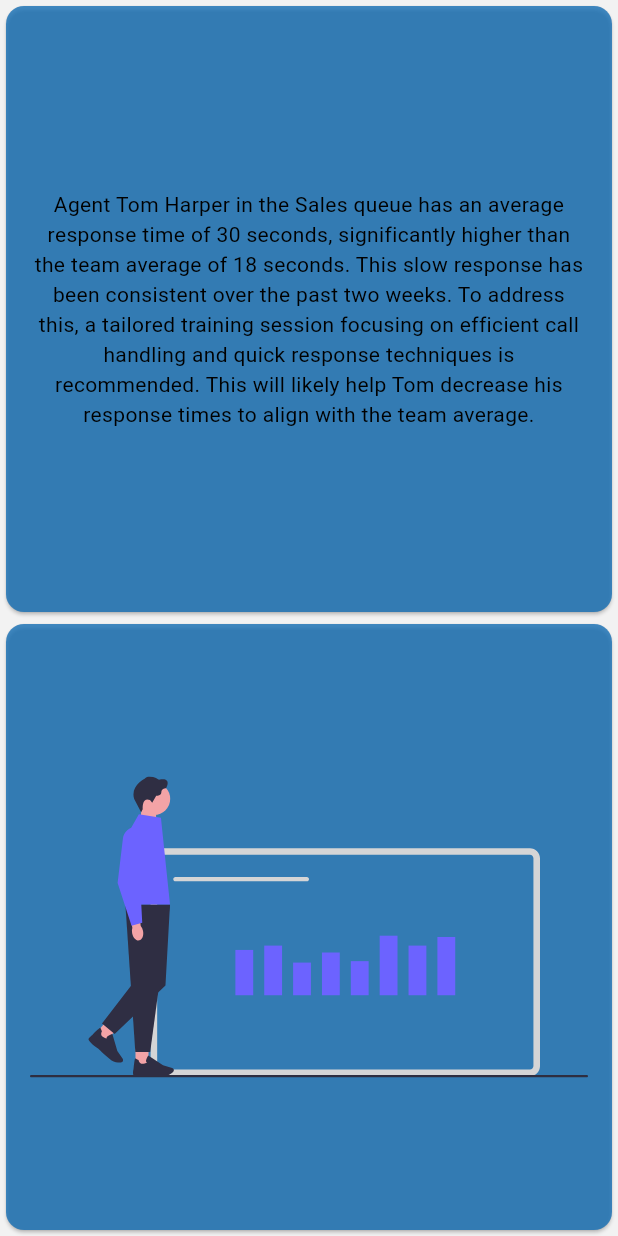
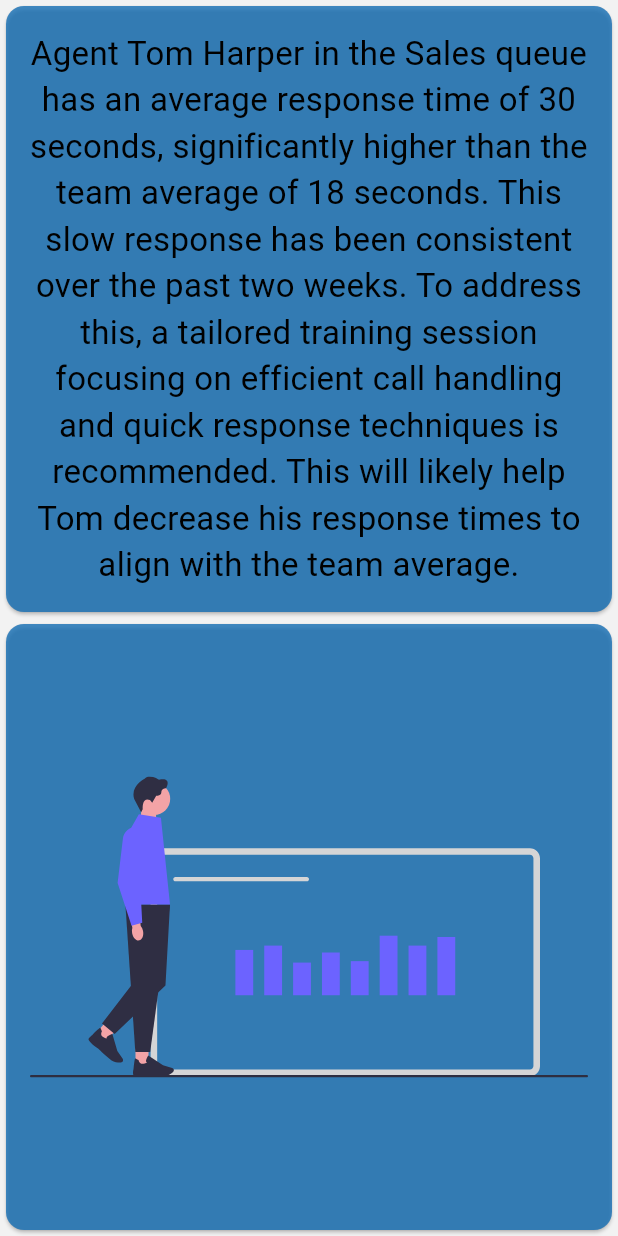
Before and after one commit to lbux/aws-connect-supervisor-app, a Flutter app: the screen it shows after launch, after a tap on an icon or button, on a phone screen of 412 x 824 dp. Run offline on Flutter 3.47's test engine with Material 3 defaults, Android fonts, the light colour scheme and no system bars; drawn by our look-alikes of auto_size_text; our stand-ins replace bloc, flutter_bloc, flutter_screenutil, flutter_svg, go_router; generated files the repository leaves out were written again.

Commit message:
minor font settings

```diff
--- a/lib/app/view/home_page.dart
+++ b/lib/app/view/home_page.dart
@@ -66,7 +66,7 @@ class _HomePageState extends State<HomePage> {
     return Scaffold(
       backgroundColor: colorScheme.background,
       appBar: AppBar(
-        title: const Text('Home Page'),
+        title: const Text('Insights Board'),
         centerTitle: true,
         backgroundColor: colorScheme.secondary,
         actions: [
@@ -232,9 +232,9 @@ class InfoCard extends StatelessWidget {
               : AutoSizeText(
                   content,
                   textAlign: TextAlign.center,
-                  style: const TextStyle(fontSize: 30),
+                  style: const TextStyle(fontSize: 40),
                   minFontSize: 8,
-                  maxLines: 8,
+                  maxLines: 15,
                   overflow: TextOverflow.ellipsis,
                 ),
         ),
```
